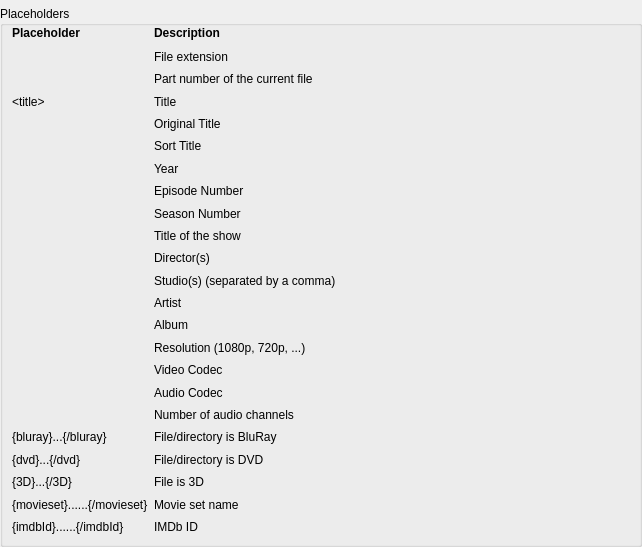
Komet/MediaElch, file src/renamer/RenamerPlaceholders.ui: the form before one commit.
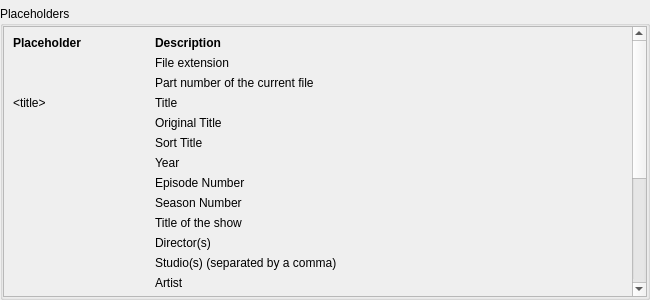
The form after the commit.

Commit message: [Renamer] Use scroll view to avoid dialogs that are too large

What changed in the file:
```diff
--- a/src/renamer/RenamerPlaceholders.ui
+++ b/src/renamer/RenamerPlaceholders.ui
@@ -6,8 +6,8 @@
    <rect>
     <x>0</x>
     <y>0</y>
-    <width>642</width>
-    <height>547</height>
+    <width>650</width>
+    <height>300</height>
    </rect>
   </property>
   <layout class="QVBoxLayout" name="verticalLayout">
@@ -29,11 +29,33 @@
       <string>Placeholders</string>
      </property>
      <layout class="QVBoxLayout" name="verticalLayout_2">
+      <property name="leftMargin">
+       <number>0</number>
+      </property>
       <property name="topMargin">
        <number>0</number>
       </property>
+      <property name="rightMargin">
+       <number>0</number>
+      </property>
+      <property name="bottomMargin">
+       <number>0</number>
+      </property>
       <item>
-       <layout class="QGridLayout" name="gridLayout_2" columnstretch="0,1">
+       <widget class="QScrollArea" name="scrollArea">
+        <property name="widgetResizable">
+         <bool>true</bool>
+        </property>
+        <widget class="QWidget" name="placeholderItems">
+         <property name="geometry">
+          <rect>
+           <x>0</x>
+           <y>0</y>
+           <width>628</width>
+           <height>518</height>
+          </rect>
+         </property>
+         <layout class="QGridLayout" name="placeholderLayout" columnstretch="0,1">
         <item row="19" column="1">
          <widget class="QLabel" name="descDvd">
           <property name="text">
@@ -692,6 +714,8 @@
          </widget>
         </item>
        </layout>
+        </widget>
+       </widget>
       </item>
      </layout>
     </widget>
```
Lines whose indentation alone changed are shown as unchanged. The commit also changes 4 other files.
